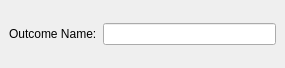
Old version of the form src/rc_metastudio/forms/outcome_name_page.ui in the repository AliSalman-et-al/openmeta-analyst-community.
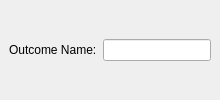
New version of the form.

The edit to the form file:
```diff
--- a/src/rc_metastudio/forms/outcome_name_page.ui
+++ b/src/rc_metastudio/forms/outcome_name_page.ui
@@ -6,8 +6,8 @@
    <rect>
     <x>0</x>
     <y>0</y>
-    <width>285</width>
-    <height>46</height>
+    <width>0</width>
+    <height>0</height>
    </rect>
   </property>
   <property name="windowTitle">
```
